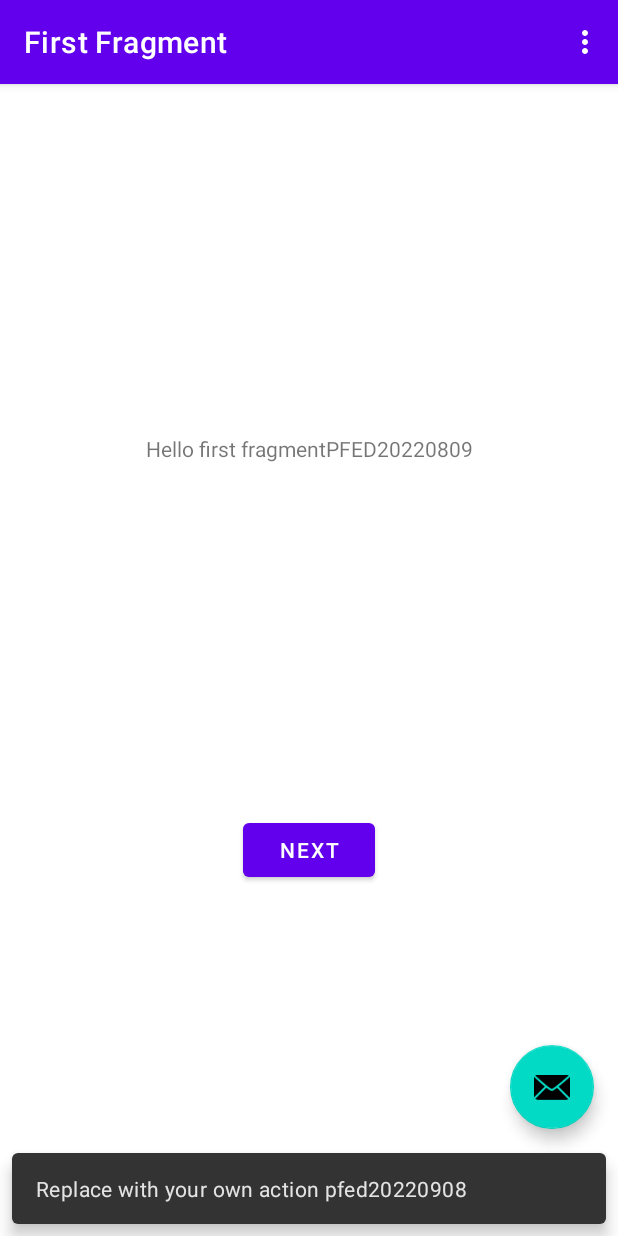
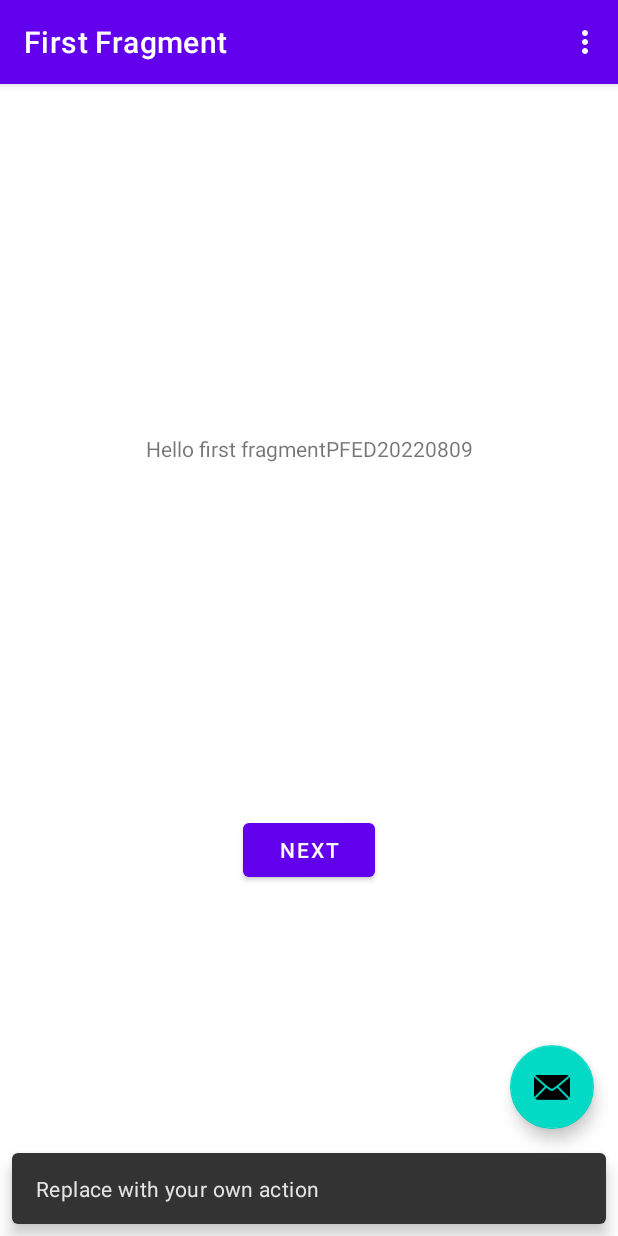
Before and after one commit to DanielSMO1st/PfedApp20220809, an Android app: the screen it shows after launch (MainActivity), after a tap on an icon or button, on a phone screen of 412 x 824 dp. Run offline under Robolectric (Android 15) with nearby library versions, the phone set to English and light mode, and no system bars; our stand-ins replace navigation-ui.

```diff
--- a/app/src/main/java/com/example/pfedapp20220809/MainActivity.kt
+++ b/app/src/main/java/com/example/pfedapp20220809/MainActivity.kt
@@ -30,7 +30,7 @@ class MainActivity : AppCompatActivity() {
         setupActionBarWithNavController(navController, appBarConfiguration)
 
         binding.fab.setOnClickListener { view ->
-            Snackbar.make(view, getString(R.string.action_message), Snackbar.LENGTH_LONG)
+            Snackbar.make(view, "Replace with your own action", Snackbar.LENGTH_LONG)
                 .setAction("Action", null).show()
             Toast.makeText( this,">Hello from Mail-Button-Click<", Toast.LENGTH_LONG).show()
         }
```
